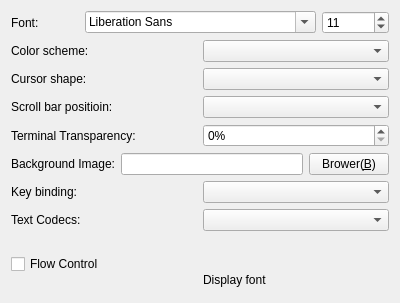
Before: the Qt Designer form Viewer/Plugins/FrmTerminalAppearanceSettings.ui in KangLin/RabbitRemoteControl, drawn with Qt 5.
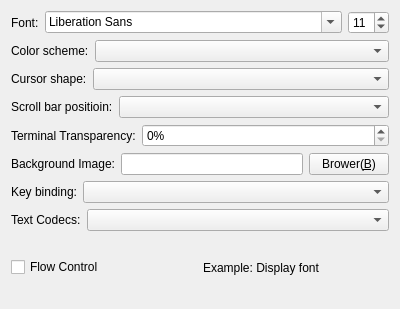
After: the same form once the commit is applied.

Commit message: Terminal: modify appearance settings

Patch:
```diff
--- a/Viewer/Plugins/FrmTerminalAppearanceSettings.ui
+++ b/Viewer/Plugins/FrmTerminalAppearanceSettings.ui
@@ -7,27 +7,43 @@
     <x>0</x>
     <y>0</y>
     <width>400</width>
-    <height>303</height>
+    <height>309</height>
    </rect>
   </property>
   <property name="windowTitle">
    <string>Set appearance</string>
   </property>
   <layout class="QGridLayout" name="gridLayout">
-   <item row="0" column="0" colspan="2">
+   <item row="0" column="0">
     <layout class="QHBoxLayout" name="horizontalLayout_6">
      <item>
       <widget class="QLabel" name="label_5">
        <property name="text">
         <string>Font:</string>
        </property>
+       <property name="wordWrap">
+        <bool>true</bool>
+       </property>
       </widget>
      </item>
      <item>
-      <widget class="QFontComboBox" name="fontComboBox"/>
+      <widget class="QFontComboBox" name="fontComboBox">
+       <property name="sizePolicy">
+        <sizepolicy hsizetype="Expanding" vsizetype="Fixed">
+         <horstretch>0</horstretch>
+         <verstretch>0</verstretch>
+        </sizepolicy>
+       </property>
+      </widget>
      </item>
      <item>
       <widget class="QSpinBox" name="spFontSize">
+       <property name="sizePolicy">
+        <sizepolicy hsizetype="Preferred" vsizetype="Fixed">
+         <horstretch>0</horstretch>
+         <verstretch>0</verstretch>
+        </sizepolicy>
+       </property>
        <property name="minimum">
         <number>6</number>
        </property>
@@ -38,59 +54,98 @@
      </item>
     </layout>
    </item>
-   <item row="1" column="0" colspan="2">
+   <item row="1" column="0">
     <layout class="QHBoxLayout" name="horizontalLayout_5">
      <item>
       <widget class="QLabel" name="label_4">
        <property name="text">
         <string>Color scheme:</string>
        </property>
+       <property name="wordWrap">
+        <bool>true</bool>
+       </property>
       </widget>
      </item>
      <item>
-      <widget class="QComboBox" name="cbColorScheme"/>
+      <widget class="QComboBox" name="cbColorScheme">
+       <property name="sizePolicy">
+        <sizepolicy hsizetype="Expanding" vsizetype="Fixed">
+         <horstretch>0</horstretch>
+         <verstretch>0</verstretch>
+        </sizepolicy>
+       </property>
+      </widget>
      </item>
     </layout>
    </item>
-   <item row="2" column="0" colspan="2">
+   <item row="2" column="0">
     <layout class="QHBoxLayout" name="horizontalLayout_7">
      <item>
       <widget class="QLabel" name="label_6">
        <property name="text">
         <string>Cursor shape:</string>
        </property>
+       <property name="wordWrap">
+        <bool>true</bool>
+       </property>
       </widget>
      </item>
      <item>
-      <widget class="QComboBox" name="cbCursorShape"/>
+      <widget class="QComboBox" name="cbCursorShape">
+       <property name="sizePolicy">
+        <sizepolicy hsizetype="Expanding" vsizetype="Fixed">
+         <horstretch>0</horstretch>
+         <verstretch>0</verstretch>
+        </sizepolicy>
+       </property>
+      </widget>
      </item>
     </layout>
    </item>
-   <item row="3" column="0" colspan="2">
+   <item row="3" column="0">
     <layout class="QHBoxLayout" name="horizontalLayout">
      <item>
       <widget class="QLabel" name="label">
        <property name="text">
         <string>Scroll bar positioin:</string>
        </property>
+       <property name="wordWrap">
+        <bool>true</bool>
+       </property>
       </widget>
      </item>
      <item>
-      <widget class="QComboBox" name="cbScrollBarPositioin"/>
+      <widget class="QComboBox" name="cbScrollBarPositioin">
+       <property name="sizePolicy">
+        <sizepolicy hsizetype="Expanding" vsizetype="Fixed">
+         <horstretch>0</horstretch>
+         <verstretch>0</verstretch>
+        </sizepolicy>
+       </property>
+      </widget>
      </item>
     </layout>
    </item>
-   <item row="4" column="0" colspan="2">
+   <item row="4" column="0">
     <layout class="QHBoxLayout" name="horizontalLayout_2">
      <item>
       <widget class="QLabel" name="label_2">
        <property name="text">
         <string>Terminal Transparency:</string>
        </property>
+       <property name="wordWrap">
+        <bool>true</bool>
+       </property>
       </widget>
      </item>
      <item>
       <widget class="QSpinBox" name="spTerminalTransparecy">
+       <property name="sizePolicy">
+        <sizepolicy hsizetype="Expanding" vsizetype="Fixed">
+         <horstretch>0</horstretch>
+         <verstretch>0</verstretch>
+        </sizepolicy>
+       </property>
        <property name="suffix">
         <string>%</string>
        </property>
@@ -101,13 +156,16 @@
      </item>
     </layout>
    </item>
-   <item row="5" column="0" colspan="2">
+   <item row="5" column="0">
     <layout class="QHBoxLayout" name="horizontalLayout_3">
      <item>
       <widget class="QLabel" name="label_3">
        <property name="text">
         <string>Background Image:</string>
        </property>
+       <property name="wordWrap">
+        <bool>true</bool>
+       </property>
       </widget>
      </item>
      <item>
@@ -115,6 +173,12 @@
      </item>
      <item>
       <widget class="QPushButton" name="pbBrower">
+       <property name="sizePolicy">
+        <sizepolicy hsizetype="Preferred" vsizetype="Fixed">
+         <horstretch>0</horstretch>
+         <verstretch>0</verstretch>
+        </sizepolicy>
+       </property>
        <property name="text">
         <string>Brower(&amp;B)</string>
        </property>
@@ -122,47 +186,74 @@
      </item>
     </layout>
    </item>
-   <item row="6" column="0" colspan="2">
+   <item row="6" column="0">
     <layout class="QHBoxLayout" name="horizontalLayout_4">
      <item>
       <widget class="QLabel" name="label_7">
        <property name="text">
         <string>Key binding:</string>
        </property>
+       <property name="wordWrap">
+        <bool>true</bool>
+       </property>
       </widget>
      </item>
      <item>
-      <widget class="QComboBox" name="cbKeyBinding"/>
+      <widget class="QComboBox" name="cbKeyBinding">
+       <property name="sizePolicy">
+        <sizepolicy hsizetype="Expanding" vsizetype="Fixed">
+         <horstretch>0</horstretch>
+         <verstretch>0</verstretch>
+        </sizepolicy>
+       </property>
+      </widget>
      </item>
     </layout>
    </item>
-   <item row="7" column="0" colspan="2">
+   <item row="7" column="0">
     <layout class="QHBoxLayout" name="horizontalLayout_8">
      <item>
       <widget class="QLabel" name="label_8">
        <property name="text">
         <string>Text Codecs:</string>
        </property>
+       <property name="wordWrap">
+        <bool>true</bool>
+       </property>
       </widget>
      </item>
      <item>
-      <widget class="QComboBox" name="cbTextCodecs"/>
+      <widget class="QComboBox" name="cbTextCodecs">
+       <property name="sizePolicy">
+        <sizepolicy hsizetype="Expanding" vsizetype="Fixed">
+         <horstretch>0</horstretch>
+         <verstretch>0</verstretch>
+        </sizepolicy>
+       </property>
+      </widget>
      </item>
     </layout>
    </item>
-   <item row="8" column="0" rowspan="2" colspan="2">
-    <widget class="QCheckBox" name="cbFlowControl">
-     <property name="text">
-      <string>Flow Control</string>
-     </property>
-    </widget>
-   </item>
-   <item row="9" column="1">
-    <widget class="QLabel" name="lbFont">
-     <property name="text">
-      <string>Display font</string>
-     </property>
-    </widget>
+   <item row="8" column="0">
+    <layout class="QHBoxLayout" name="horizontalLayout_9">
+     <item>
+      <widget class="QCheckBox" name="cbFlowControl">
+       <property name="text">
+        <string>Flow Control</string>
+       </property>
+      </widget>
+     </item>
+     <item>
+      <widget class="QLabel" name="lbFont">
+       <property name="text">
+        <string>Example: Display font</string>
+       </property>
+       <property name="wordWrap">
+        <bool>true</bool>
+       </property>
+      </widget>
+     </item>
+    </layout>
    </item>
   </layout>
  </widget>
```
The commit also changes 8 other files.
